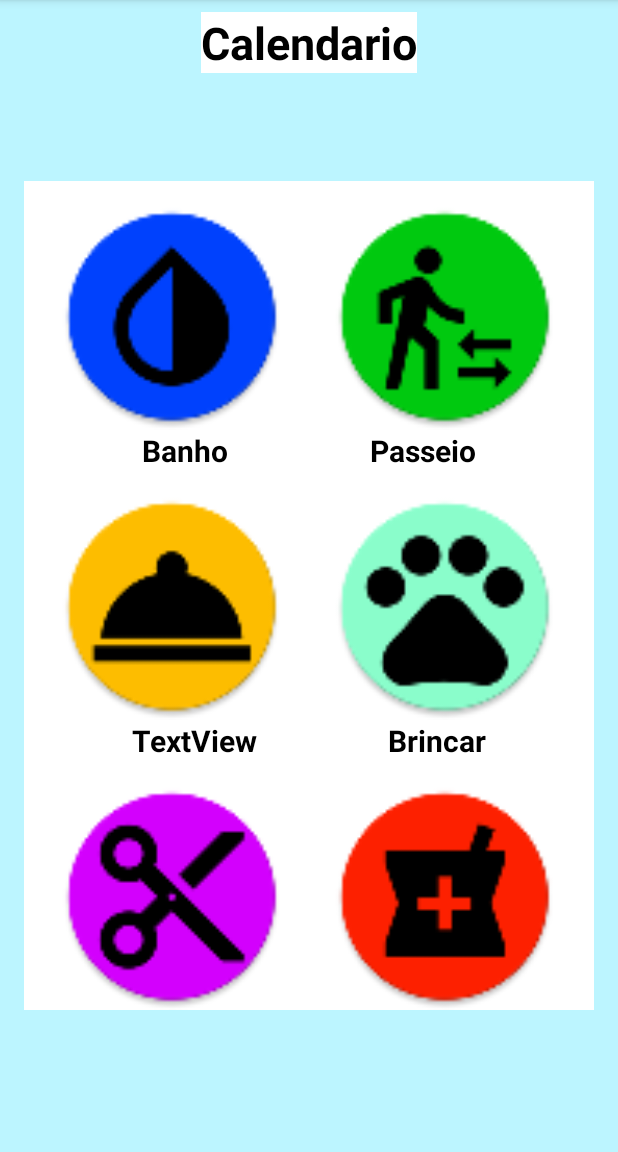
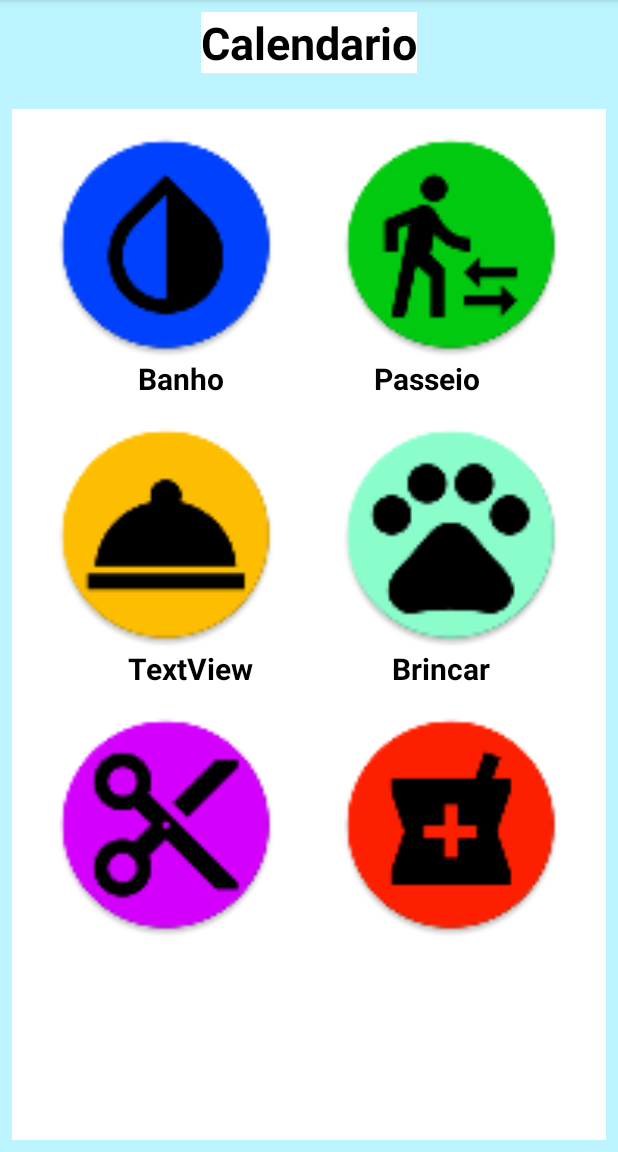
Before and after one commit to alefESE/MyPet, an Android app: the TarefasActivity screen opened directly, with no data from a screen before it, on a phone screen of 412 x 824 dp, the part 84-1236 px from its top. Run offline under Robolectric (Android 15) with nearby library versions, the phone set to English and light mode, and no system bars.

Commit message:
Inserção do ScroolView na ConstraintLayout(menor) que apresenta os botões de tarefas.

```diff
--- a/app/src/main/AndroidManifest.xml
+++ b/app/src/main/AndroidManifest.xml
@@ -33,7 +33,7 @@
         <activity
             android:name="com.projetolp3.presenter.view.activity.MainActivity"
             android:label="@string/app_name"></activity>
-        <activity android:name="com.projetolp3.presenter.view.activity.AddActivity" />
+        <activity android:name="com.projetolp3.presenter.view.activity.TarefasActivity" />
 
         <!--
              The API key for Google Maps-based APIs is defined as a string resource.
--- a/app/src/main/java/com/projetolp3/presenter/view/activity/MainActivity.java
+++ b/app/src/main/java/com/projetolp3/presenter/view/activity/MainActivity.java
@@ -16,7 +16,7 @@ public class MainActivity extends Activity {
     }
 
     public void botaoAdicionar(View view) {
-        startActivity(new Intent(MainActivity.this, AddActivity.class));
+        startActivity(new Intent(MainActivity.this, TarefasActivity.class));
     }
 
     public void editarPerfil(View view) {
--- a/app/src/main/java/com/projetolp3/presenter/view/activity/AddActivity.java
+++ b/app/src/main/java/com/projetolp3/presenter/view/activity/TarefasActivity.java
@@ -5,7 +5,7 @@ import android.os.Bundle;
 
 import com.projetolp3.mypet.R;
 
-public class AddActivity extends AppCompatActivity {
+public class TarefasActivity extends AppCompatActivity {
 
     @Override
     protected void onCreate(Bundle savedInstanceState) {
--- a/app/src/main/res/layout/activity_tarefas.xml
+++ b/app/src/main/res/layout/activity_tarefas.xml
@@ -6,10 +6,11 @@
     android:layout_width="match_parent"
     android:layout_height="match_parent"
     android:background="@color/colorBackgroundApp"
-    tools:context="com.projetolp3.presenter.view.activity.AddActivity">
+    tools:context="com.projetolp3.presenter.view.activity.TarefasActivity">
 
     <TextView
-        android:id="@+id/textView2"
+        android:id="@+id/textCalendario"
+
         android:layout_width="wrap_content"
         android:layout_height="wrap_content"
         android:layout_marginEnd="8dp"
@@ -22,24 +23,38 @@
         app:layout_constraintStart_toStartOf="parent"
         app:layout_constraintTop_toTopOf="parent" />
 
+    <ScrollView xmlns:android="http://schemas.android.com/apk/res/android"
+        xmlns:app="http://schemas.android.com/apk/res-auto"
+        xmlns:tools="http://schemas.android.com/tools"
+
+        android:id="@+id/tarefaScroolView"
+        android:layout_width="0dp"
+        android:layout_height="0dp"
+        android:layout_marginBottom="8dp"
+        android:layout_marginTop="16dp"
+        android:fillViewport="true"
+        app:layout_constraintBottom_toBottomOf="parent"
+        app:layout_constraintEnd_toEndOf="parent"
+        app:layout_constraintHorizontal_bias="0.0"
+        app:layout_constraintStart_toStartOf="parent"
+        app:layout_constraintTop_toBottomOf="@+id/textCalendario"
+        tools:context="com.projetolp3.presenter.view.activity.TarefasActivity">
 
         <android.support.constraint.ConstraintLayout
 
             android:id="@+id/tarefaConstraint"
             android:layout_width="match_parent"
             android:layout_height="wrap_content"
-        android:layout_marginEnd="16dp"
-        android:layout_marginStart="16dp"
-        android:layout_marginTop="72dp"
+            android:layout_marginEnd="8dp"
+            android:layout_marginStart="8dp"
+            android:layout_marginTop="8dp"
+            android:background="@android:color/white"
+            android:scrollbars="vertical"
 
-
-        android:background="@android:color/white"
             app:layout_constraintEnd_toEndOf="parent"
             app:layout_constraintHorizontal_bias="1.0"
             app:layout_constraintStart_toStartOf="parent"
-        app:layout_constraintTop_toBottomOf="@+id/textView2">
-
-
+            app:layout_constraintTop_toBottomOf="@+id/tarefaScroolView">
 
 
             <ImageView
@@ -162,9 +177,9 @@
                 app:layout_constraintTop_toBottomOf="@+id/tarefasTextoBrincar"
                 app:srcCompat="@mipmap/ic_image_tarefa_remedio" />
 
-
         </android.support.constraint.ConstraintLayout>
 
+    </ScrollView>
 
 
 </android.support.constraint.ConstraintLayout>
```
Lines whose indentation alone changed are shown as unchanged.
